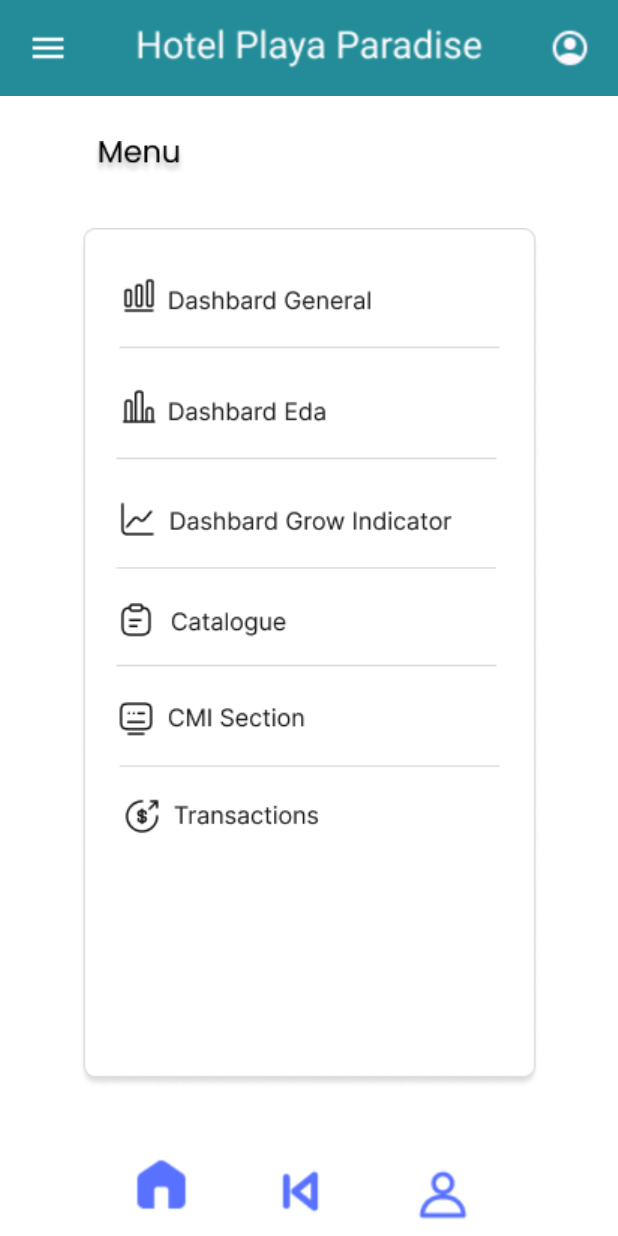
After one commit to damsito007/HotelPlayaParadise_AppMovil, an Android app: the Principal_Menu screen opened directly, with no data from a screen before it, on a phone screen of 412 x 824 dp. The commit adds this screen. Run offline under Robolectric (Android 15) with nearby library versions, the phone set to English and light mode, and no system bars.

Commit message:
style add image like the top nav, principal menu and the footer of the navigation bar

```diff
--- a/app/src/main/AndroidManifest.xml
+++ b/app/src/main/AndroidManifest.xml
@@ -13,6 +13,9 @@
         android:theme="@style/Theme.HotelPlayaParadise_AppMovil"
         tools:targetApi="31">
         <activity
+            android:name=".Principal_Menu"
+            android:exported="false" />
+        <activity
             android:name=".MainActivity"
             android:exported="true">
             <intent-filter>
--- /dev/null
+++ b/app/src/main/java/com/example/hotelplayaparadise_appmovil/Principal_Menu.kt
@@ -0,0 +1,20 @@
+package com.example.hotelplayaparadise_appmovil
+
+import android.os.Bundle
+import androidx.activity.enableEdgeToEdge
+import androidx.appcompat.app.AppCompatActivity
+import androidx.core.view.ViewCompat
+import androidx.core.view.WindowInsetsCompat
+
+class Principal_Menu : AppCompatActivity() {
+    override fun onCreate(savedInstanceState: Bundle?) {
+        super.onCreate(savedInstanceState)
+        enableEdgeToEdge()
+        setContentView(R.layout.activity_principal_menu)
+        ViewCompat.setOnApplyWindowInsetsListener(findViewById(R.id.main)) { v, insets ->
+            val systemBars = insets.getInsets(WindowInsetsCompat.Type.systemBars())
+            v.setPadding(systemBars.left, systemBars.top, systemBars.right, systemBars.bottom)
+            insets
+        }
+    }
+}
--- /dev/null
+++ b/app/src/main/res/layout/activity_principal_menu.xml
@@ -0,0 +1,59 @@
+<?xml version="1.0" encoding="utf-8"?>
+<androidx.constraintlayout.widget.ConstraintLayout xmlns:android="http://schemas.android.com/apk/res/android"
+    xmlns:app="http://schemas.android.com/apk/res-auto"
+    xmlns:tools="http://schemas.android.com/tools"
+    android:id="@+id/main"
+    android:layout_width="match_parent"
+    android:layout_height="match_parent"
+    tools:context=".Principal_Menu">
+
+    <LinearLayout
+        android:layout_width="match_parent"
+        android:layout_height="match_parent"
+        android:orientation="vertical"
+        android:background="@android:color/white">
+
+        <!-- Top App Bar (Representa la barra superior) -->
+        <ImageView
+            android:id="@+id/imageView"
+            android:layout_width="match_parent"
+            android:layout_height="wrap_content"
+            android:contentDescription="@string/topnar"
+            android:scaleType="centerCrop"
+            android:src="@drawable/top_app_bar" />
+
+        <!-- Menu (Representa el menú principal con opciones como en la imagen) -->
+        <ImageView
+            android:id="@+id/imageView2"
+            android:layout_width="wrap_content"
+            android:layout_height="wrap_content"
+            android:contentDescription="@string/wordmenu"
+            android:scaleType="fitXY"
+            android:src="@drawable/menu"
+            android:layout_marginTop="30dp"
+            android:layout_marginStart="62dp"/>
+
+
+        <!-- Principal Menu (El contenido principal con ítems del menú como Dashboard, Catalogue, etc.) -->
+        <ImageView
+            android:id="@+id/imageView3"
+            android:layout_width="match_parent"
+            android:layout_height="0dp"
+            android:layout_weight="1"
+            android:contentDescription="@string/principalmenu"
+            android:scaleType="centerInside"
+            android:src="@drawable/principalmenu"
+            android:layout_marginTop="10dp"
+            android:layout_marginBottom="10dp"/>
+
+        <!-- Footer (Representa la barra inferior con iconos de navegación) -->
+        <ImageView
+            android:id="@+id/imageView4"
+            android:layout_width="match_parent"
+            android:layout_height="wrap_content"
+            android:contentDescription="@string/footer"
+            android:scaleType="centerCrop"
+            android:src="@drawable/footer" />
+    </LinearLayout>
+
+</androidx.constraintlayout.widget.ConstraintLayout>
--- a/app/src/main/res/values/strings.xml
+++ b/app/src/main/res/values/strings.xml
@@ -1,3 +1,7 @@
 <resources>
     <string name="app_name">HotelPlayaParadise_AppMovil</string>
+    <string name="topnar">topnar</string>
+    <string name="wordmenu">WordMenu</string>
+    <string name="principalmenu">PrincipalMenu</string>
+    <string name="footer">footer</string>
 </resources>
```
Also changed, not shown: app/src/main/res/drawable/crecimiento_del_10_.png (added), app/src/main/res/drawable/footer.png (added), app/src/main/res/drawable/graph_13.png (added), app/src/main/res/drawable/graph_16.png (added), app/src/main/res/drawable/menu.png (added), app/src/main/res/drawable/principalmenu.png (added), app/src/main/res/drawable/top_app_bar.png (added).
